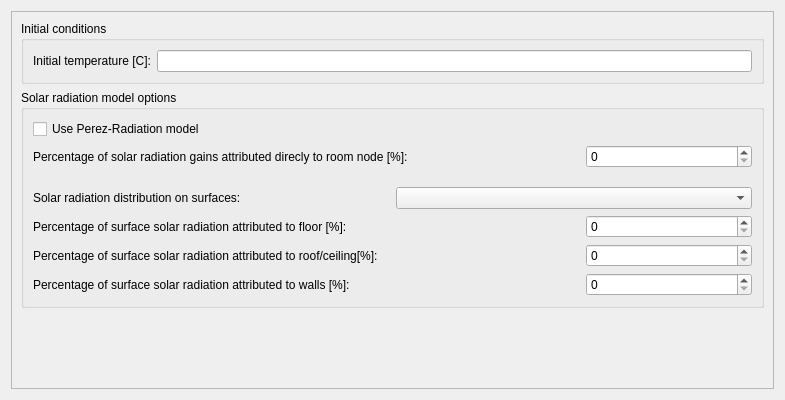
This is SIM-VICUS/src/SVSimulationModelOptions.ui in ghorwin/SIM-VICUS as Qt 5 draws it before an edit. The edited form follows.
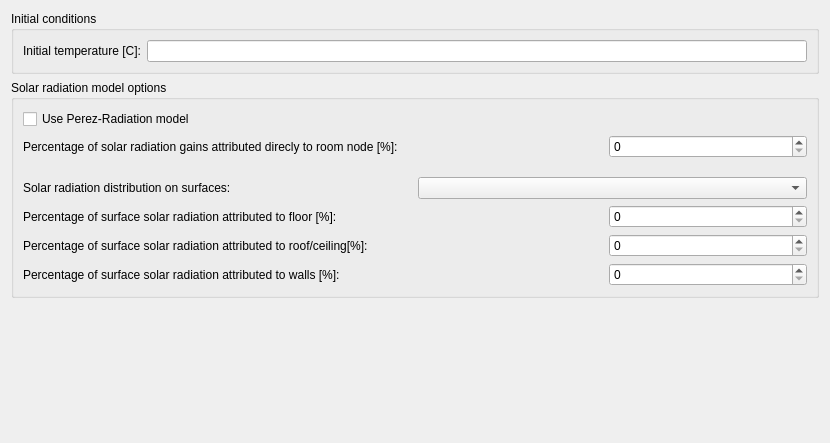
This is the edited form. Custom widgets are drawn as their Qt base class.

Commit message: Major overhaul of simulation start dialog.

What changed in the file:
```diff
--- a/SIM-VICUS/src/SVSimulationModelOptions.ui
+++ b/SIM-VICUS/src/SVSimulationModelOptions.ui
@@ -6,28 +6,13 @@
    <rect>
     <x>0</x>
     <y>0</y>
-    <width>785</width>
-    <height>400</height>
+    <width>830</width>
+    <height>443</height>
    </rect>
   </property>
   <property name="windowTitle">
    <string>Form</string>
   </property>
-  <layout class="QVBoxLayout" name="mainLayout">
-   <item>
-    <widget class="QScrollArea" name="scrollArea">
-     <property name="widgetResizable">
-      <bool>true</bool>
-     </property>
-     <widget class="QWidget" name="scrollAreaWidgetContents">
-      <property name="geometry">
-       <rect>
-        <x>0</x>
-        <y>0</y>
-        <width>765</width>
-        <height>380</height>
-       </rect>
-      </property>
       <layout class="QVBoxLayout" name="verticalLayout">
        <item>
         <widget class="QGroupBox" name="groupBox_2">
@@ -142,14 +127,10 @@
          <property name="sizeHint" stdset="0">
           <size>
            <width>20</width>
-           <height>40</height>
+       <height>94</height>
           </size>
          </property>
         </spacer>
-       </item>
-      </layout>
-     </widget>
-    </widget>
    </item>
   </layout>
  </widget>
```
Lines whose indentation alone changed are shown as unchanged. The commit also changes 12 other files.
